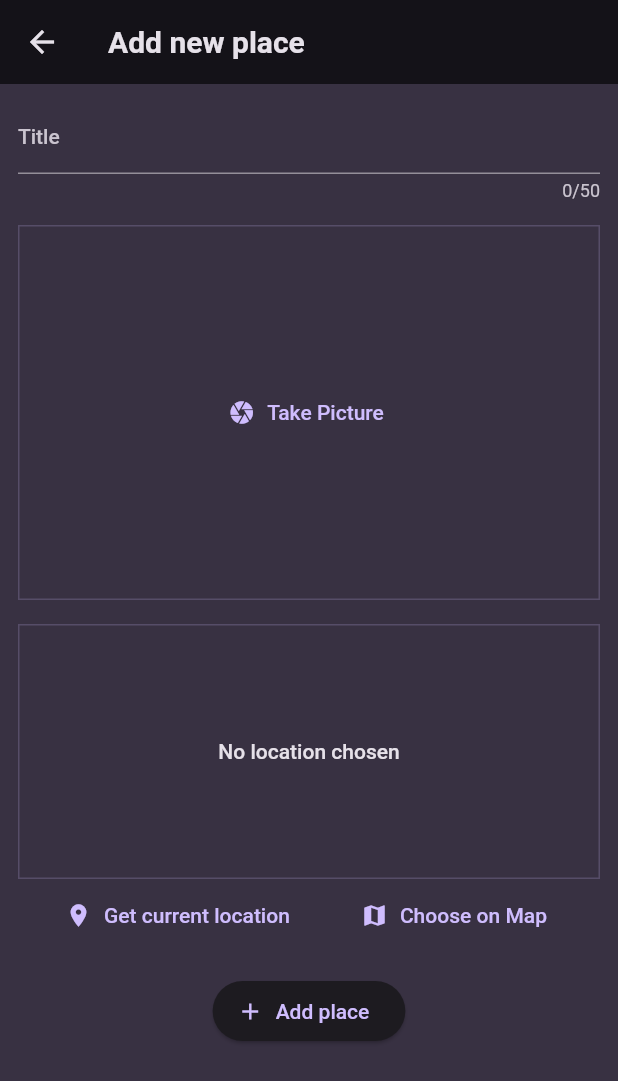
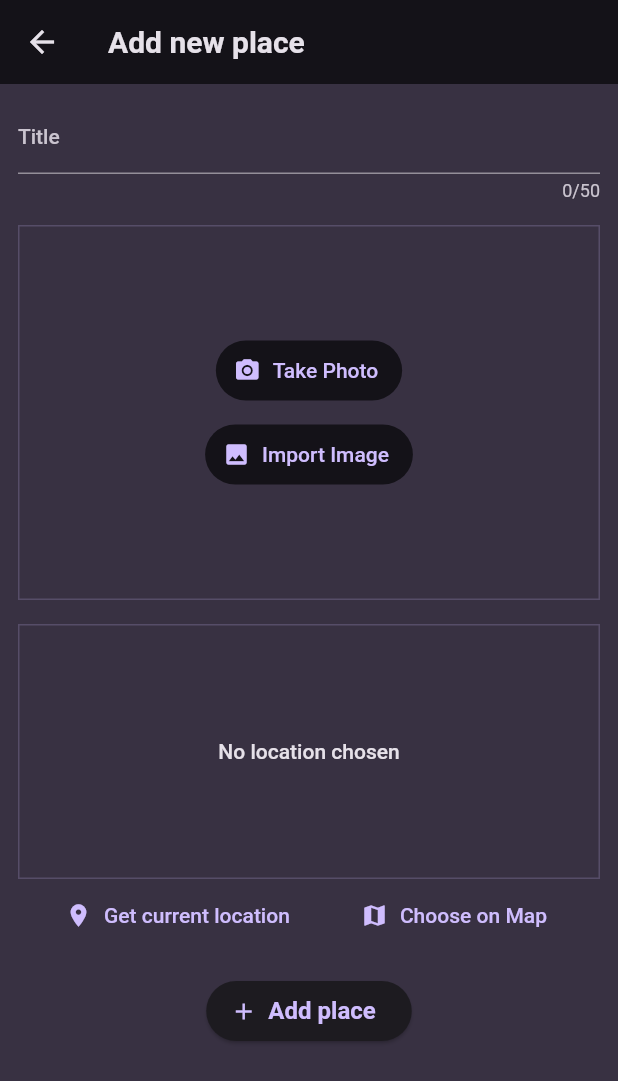
Before and after one commit to phammaidung/FavoritePlacesApp, a Flutter app: the NewPlaceScreen screen opened directly, on a phone screen of 412 x 824 dp. Shown: the top 1081 px of the screen. Run offline on Flutter 3.47's test engine with Material 2 defaults, Android fonts, the phone set to English and light mode, and no system bars; our stand-ins replace flutter_map, flutter_riverpod, google_fonts, image_picker, latlong2, location and 1 more; accounts and stored records are empty.

Commit message:
adding 'import from allery' to new_place screen

```diff
--- a/lib/screens/new_place.dart
+++ b/lib/screens/new_place.dart
@@ -70,9 +70,12 @@ class _NewPlaceState extends ConsumerState<NewPlaceScreen> {
             ),
             const SizedBox(height: 16),
             ElevatedButton.icon(
-                onPressed: _savePlace,
-                icon: const Icon(Icons.add),
-                label: const Text('Add place'))
+              onPressed: _savePlace,
+              icon: const Icon(Icons.add),
+              label: const Text('Add place'),
+              style: ElevatedButton.styleFrom(
+                  textStyle: Theme.of(context).textTheme.titleMedium!),
+            )
           ],
         ),
       ),
--- a/lib/widgets/image_input.dart
+++ b/lib/widgets/image_input.dart
@@ -17,10 +17,11 @@ class ImageInput extends StatefulWidget {
 class _ImageInputState extends State<ImageInput> {
   File? _selectedImage;
 
-  void _takePicture() async {
+  void _takePicture(bool isCamera) async {
     final imagePicker = ImagePicker();
-    final pickedImage =
-        await imagePicker.pickImage(source: ImageSource.camera, maxWidth: 600);
+    final pickedImage = await imagePicker.pickImage(
+        source: isCamera == true ? ImageSource.camera : ImageSource.gallery,
+        maxWidth: 600);
 
     if (pickedImage == null) {
       return;
@@ -35,10 +36,31 @@ class _ImageInputState extends State<ImageInput> {
 
   @override
   Widget build(BuildContext context) {
-    Widget content = TextButton.icon(
-      icon: const Icon(Icons.camera),
-      label: const Text('Take Picture'),
-      onPressed: _takePicture,
+    Widget content = Column(
+      mainAxisAlignment: MainAxisAlignment.center,
+      children: [
+        TextButton.icon(
+          icon: const Icon(Icons.photo_camera),
+          label: const Text('Take Photo'),
+          style: TextButton.styleFrom(
+              backgroundColor: Theme.of(context).colorScheme.surface),
+          onPressed: () {
+            _takePicture(true);
+          },
+        ),
+        const SizedBox(
+          height: 8,
+        ),
+        TextButton.icon(
+          icon: const Icon(Icons.image),
+          label: const Text('Import Image'),
+          style: TextButton.styleFrom(
+              backgroundColor: Theme.of(context).colorScheme.surface),
+          onPressed: () {
+            _takePicture(false);
+          },
+        ),
+      ],
     );
 
     if (_selectedImage != null) {
```
